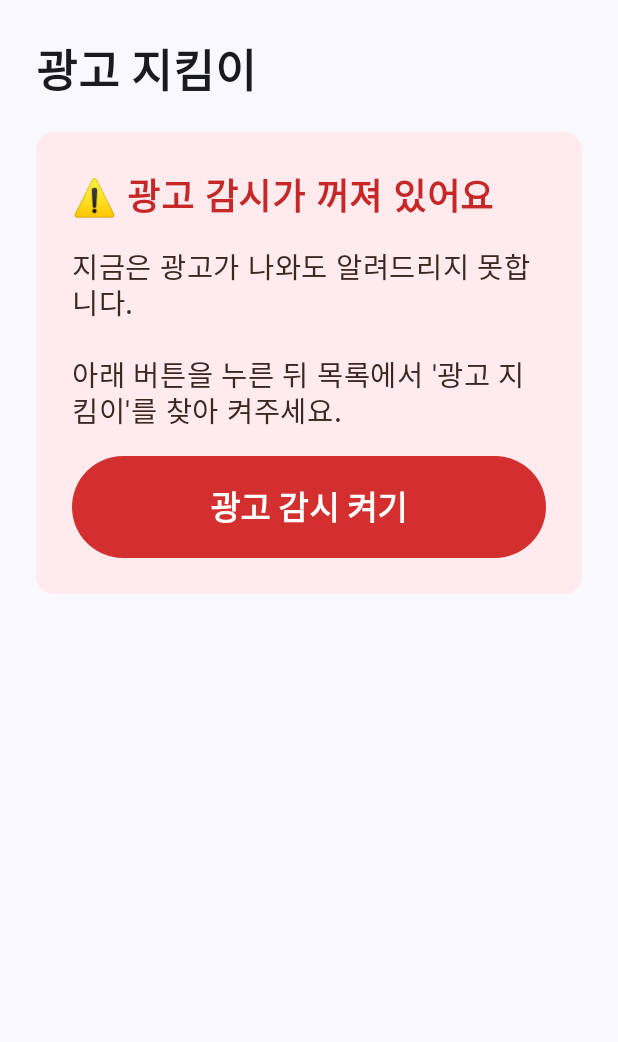
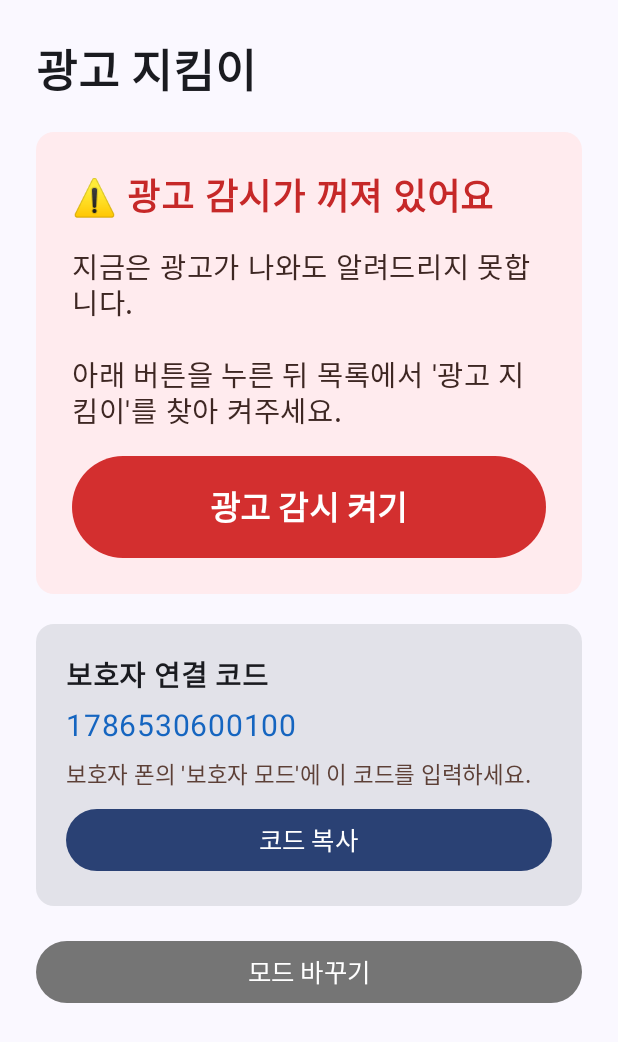
Before and after one commit to SKT-FLY-AI-TEAM-6/senioradguard, an Android app built with Jetpack Compose: the screen it shows after launch (MainActivity), after a tap on an icon or button, on a phone screen of 412 x 824 dp. Shown: the top 1042 px of the screen. Run offline under Robolectric (Android 15) with nearby library versions, the phone set to English and light mode, and no system bars; our stand-ins replace Firebase (no records; nobody signed in at launch, a user with empty details on screens opened directly).

Commit message:
feat: 앱 UI만으로 전체 테스트가 가능하도록 연결 코드·모드 전환 추가
지금까지는 역할을 한 번 고르면 되돌릴 방법이 없었고, 보호자 연결에 쓸 코드를
볼 화면도 없었다. 그래서 두 모드를 오가며 확인하려면 adb로 prefs를 지우는 수밖에
없었다. 앱만으로 끝나도록 다음을 넣었다.

- 어르신 화면: "보호자 연결 코드" 카드 + 클립보드 복사 버튼
- 어르신·보호자 화면: "모드 바꾸기" (역할을 지우고 선택 화면으로)
- 보호자 화면: "연결 해제"
- FirebaseRepo.clearRole()

실기기(SM-S921N) 확인: 런처 아이콘 실행 → 어르신 모드 진입, 연결 코드 표시,
복사 동작, 접근성 3항목 OK, 크래시 없음.

접근성 권한은 앱이 스스로 켤 수 없다(안드로이드가 막는다). 꺼져 있으면 홈
화면이 경고 카드와 함께 설정 화면으로 보내주는 버튼을 띄우는 것까지가 한계다.
재설치·force-stop 후에는 설정이 지워지므로 그 버튼을 한 번 눌러야 한다.

Co-Authored-By: Claude Opus 5 (1M context) <noreply@anthropic.com>
Claude-Session: https://claude.ai/code/session_01NuAZsQdvbPAm3JvA3QwXq6

```diff
--- a/app/src/main/java/com/senioradguard/MainActivity.kt
+++ b/app/src/main/java/com/senioradguard/MainActivity.kt
@@ -171,7 +171,70 @@ private fun HomeScreen(
                 AiClassifyToggle()
             }
         }
+
+        // 어떤 상태든 아래 두 가지는 항상 보여준다. 이게 없으면 UI만으로는
+        // 보호자를 연결할 수도, 역할을 바꿔볼 수도 없다.
+        ConnectionCodeCard()
+        ChangeRoleButton()
     }
+}
+
+/**
+ * 보호자가 입력할 연결 코드. 이 기기의 ID를 그대로 쓴다.
+ * 코드를 볼 방법이 없으면 보호자 모드를 실제로 연결해볼 수가 없다.
+ */
+@Composable
+private fun ConnectionCodeCard() {
+    val context = LocalContext.current
+    val code = FirebaseRepo.currentUserId()
+
+    Card(modifier = Modifier.fillMaxWidth()) {
+        Column(
+            modifier = Modifier
+                .fillMaxWidth()
+                .padding(20.dp),
+            verticalArrangement = Arrangement.spacedBy(8.dp)
+        ) {
+            Text("보호자 연결 코드", fontSize = 19.sp, fontWeight = FontWeight.Bold)
+            Text(
+                text = code.ifBlank { "-" },
+                fontSize = 20.sp,
+                color = Color(0xFF1565C0)
+            )
+            Text(
+                text = "보호자 폰의 '보호자 모드'에 이 코드를 입력하세요.",
+                fontSize = 15.sp,
+                color = Color(0xFF5D4037)
+            )
+            Button(
+                onClick = {
+                    val clipboard = context.getSystemService(android.content.Context.CLIPBOARD_SERVICE)
+                        as android.content.ClipboardManager
+                    clipboard.setPrimaryClip(
+                        android.content.ClipData.newPlainText("연결 코드", code)
+                    )
+                },
+                modifier = Modifier.fillMaxWidth()
+            ) { Text("코드 복사", fontSize = 17.sp) }
+        }
+    }
+}
+
+/** 역할 재선택. 한 번 고르면 되돌릴 방법이 없어 테스트가 막혔다. */
+@Composable
+private fun ChangeRoleButton() {
+    val context = LocalContext.current
+    Button(
+        onClick = {
+            FirebaseRepo.clearRole(context)
+            context.startActivity(
+                Intent(context, SetupActivity::class.java)
+                    .addFlags(Intent.FLAG_ACTIVITY_NEW_TASK or Intent.FLAG_ACTIVITY_CLEAR_TASK)
+            )
+        },
+        modifier = Modifier.fillMaxWidth(),
+        colors = ButtonDefaults.buttonColors(containerColor = Color(0xFF757575))
+    ) { Text("모드 바꾸기", fontSize = 17.sp) }
 }
 
 /**
--- a/app/src/main/java/com/senioradguard/remote/FirebaseRepo.kt
+++ b/app/src/main/java/com/senioradguard/remote/FirebaseRepo.kt
@@ -116,6 +116,12 @@ object FirebaseRepo {
         ref.child("users").child(userId).child("role").setValue(role.wire)
     }
 
+    /** 역할을 지운다. 테스트나 재설정 때 선택 화면으로 되돌리기 위해 쓴다. */
+    fun clearRole(context: Context) {
+        context.getSharedPreferences(PREFS, Context.MODE_PRIVATE)
+            .edit().remove(KEY_ROLE).remove(KEY_LINKED_TO).apply()
+    }
+
     fun linkedTo(context: Context): String? =
         context.getSharedPreferences(PREFS, Context.MODE_PRIVATE)
             .getString(KEY_LINKED_TO, null)
```
Also changed, not shown: app/src/main/java/com/senioradguard/ui/GuardianActivity.kt (+32 -1 lines).
